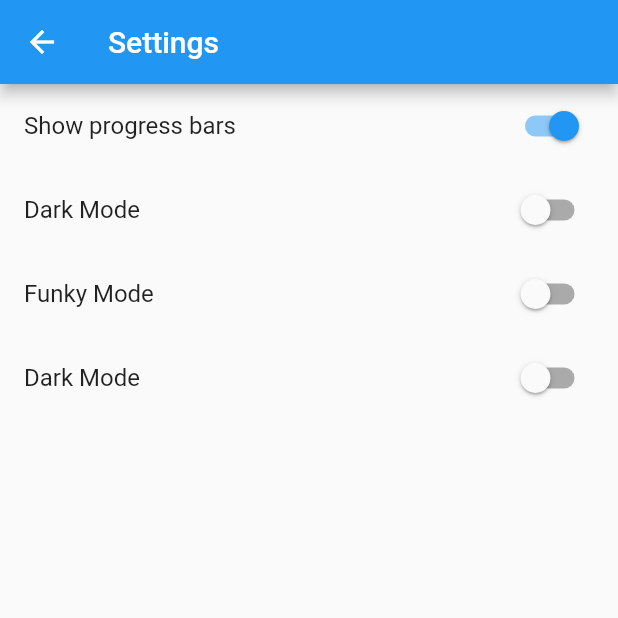
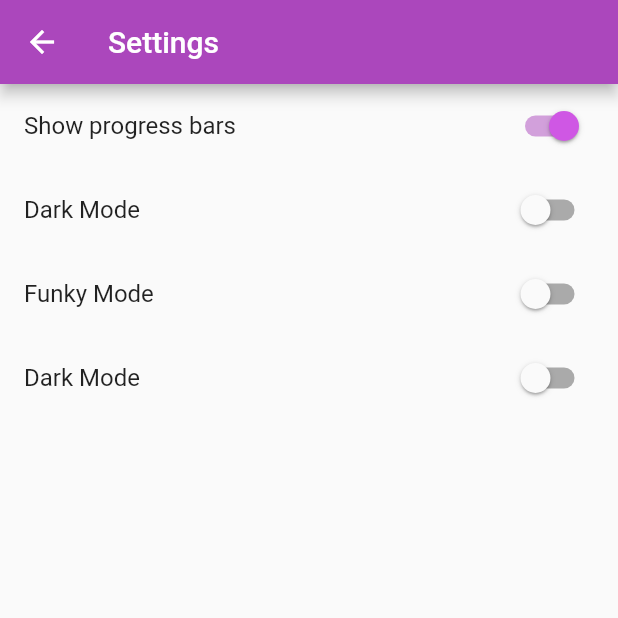
Before and after one commit to ngregrichardson/LaundryView, a Flutter app: the Settings screen opened by its route, on a phone screen of 412 x 824 dp, the top half of it. Run offline on Flutter 3.47's test engine with Material 2 defaults, Android fonts, the phone set to English and light mode, and no system bars; our stand-ins replace dynamic_theme, flutter_local_notifications, percent_indicator, pull_to_refresh, shared_preferences, sqflite; accounts and stored records are empty; network calls fail.

Commit message:
Normalize colors schemes to resolve #1

```diff
--- a/lib/main.dart
+++ b/lib/main.dart
@@ -19,6 +19,18 @@ class App extends StatefulWidget {
 }
 
 class AppState extends State<App> {
+  Map<int, Color> color = {
+    50: Color.fromRGBO(136, 14, 79, .1),
+    100: Color.fromRGBO(136, 14, 79, .2),
+    200: Color.fromRGBO(136, 14, 79, .3),
+    300: Color.fromRGBO(136, 14, 79, .4),
+    400: Color.fromRGBO(136, 14, 79, .5),
+    500: Color.fromRGBO(136, 14, 79, .6),
+    600: Color.fromRGBO(136, 14, 79, .7),
+    700: Color.fromRGBO(136, 14, 79, .8),
+    800: Color.fromRGBO(136, 14, 79, .9),
+    900: Color.fromRGBO(136, 14, 79, 1),
+  };
   SharedPreferences prefs;
 
   @override
@@ -41,12 +53,18 @@ class AppState extends State<App> {
     return new DynamicTheme(
         defaultBrightness: Brightness.light,
         data: (brightness) => new ThemeData(
-              primarySwatch: Colors.blue,
+              primarySwatch: MaterialColor(0xFFAB47BC, color),
+              accentColor: MaterialColor(0xFFAB47BC, color),
+              toggleableActiveColor: MaterialColor(0xFFCF57E4, color),
               brightness: brightness,
             ),
         themedWidgetBuilder: (context, theme) {
           return new MaterialApp(
-              home: Locations(), onGenerateRoute: _routes(), theme: theme);
+            home: Locations(),
+            onGenerateRoute: _routes(),
+            theme: theme,
+            debugShowCheckedModeBanner: false,
+          );
         });
   }
 
--- a/lib/screens/locations/locations.dart
+++ b/lib/screens/locations/locations.dart
@@ -106,11 +106,15 @@ class LocationsState extends State<Locations> {
                 if (this._searchIcon.icon == Icons.search) {
                   this._searchIcon = new Icon(Icons.close);
                   this._appBarTitle = new TextField(
+                      textAlignVertical: TextAlignVertical.center,
+                      style: new TextStyle(color: Colors.white),
                       controller: _filter,
                       decoration: new InputDecoration(
+                          border: InputBorder.none,
                           prefixIcon:
                               new Icon(Icons.search, color: Colors.white),
                           hintText: "Search...",
+                          labelStyle: new TextStyle(color: Colors.white),
                           hintStyle: new TextStyle(color: Colors.white)));
                 } else {
                   setState(() {
```
Also changed, not shown: lib/screens/roomDetail/roomDetail.dart (+35 -12 lines).
